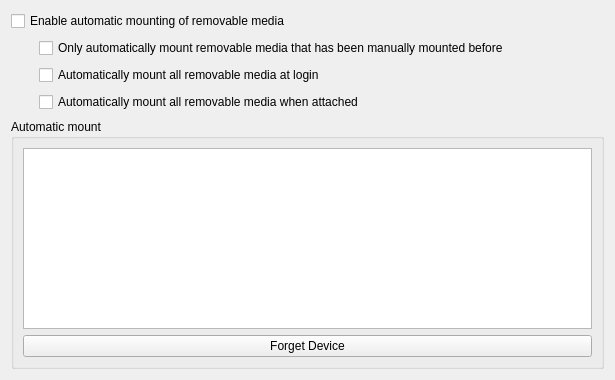
This is solid-device-automounter/kcm/DeviceAutomounterKCM.ui in Sonic-DE/sonic-desktop-interface as Qt 5 draws it before an edit. The edited form follows.
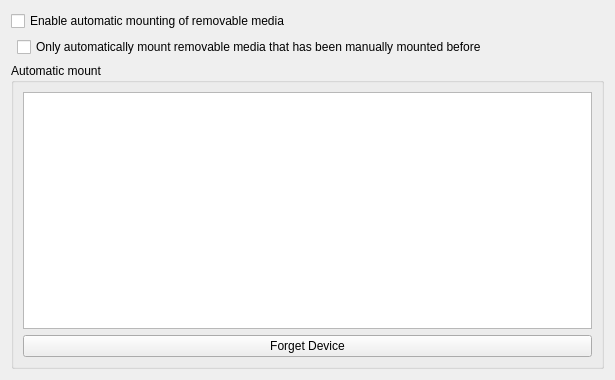
This is the edited form.

Commit message: [kcm/automount] Simplify options

```diff
--- a/solid-device-automounter/kcm/DeviceAutomounterKCM.ui
+++ b/solid-device-automounter/kcm/DeviceAutomounterKCM.ui
@@ -21,25 +21,7 @@
      </property>
     </widget>
    </item>
-   <item row="1" column="0">
-    <spacer name="horizontalSpacer">
-     <property name="orientation">
-      <enum>Qt::Horizontal</enum>
-     </property>
-     <property name="sizeType">
-      <enum>QSizePolicy::Fixed</enum>
-     </property>
-     <property name="sizeHint" stdset="0">
-      <size>
-       <width>22</width>
-       <height>76</height>
-      </size>
-     </property>
-    </spacer>
-   </item>
    <item row="1" column="1">
-    <layout class="QVBoxLayout" name="verticalLayout">
-     <item>
       <widget class="QCheckBox" name="kcfg_AutomountUnknownDevices">
        <property name="whatsThis">
         <string>When this is checked, only remembered devices will be automatically mounted. A device is 'remembered' if it has ever been mounted before. For instance, plugging in a USB media player to charge is not sufficient to 'remember' it - if the files are not accessed, it will not be automatically mounted the next time it is seen. Once they have been accessed, however, the device's contents will be automatically made available to the system.</string>
@@ -48,28 +30,6 @@
         <string>Only automatically mount removable media that has been manually mounted before</string>
        </property>
       </widget>
-     </item>
-     <item>
-      <widget class="QCheckBox" name="kcfg_AutomountOnLogin">
-       <property name="whatsThis">
-        <string>If any removable storage devices are connected to your system when you login to your desktop, their contents will automatically be made available to your system for other programs to read.</string>
-       </property>
-       <property name="text">
-        <string>Automatically mount all removable media at login</string>
-       </property>
-      </widget>
-     </item>
-     <item>
-      <widget class="QCheckBox" name="kcfg_AutomountOnPlugin">
-       <property name="whatsThis">
-        <string>When this is checked, the contents of any storage device will automatically be made available to the system when it is plugged in or attached.</string>
-       </property>
-       <property name="text">
-        <string>Automatically mount all removable media when attached</string>
-       </property>
-      </widget>
-     </item>
-    </layout>
    </item>
    <item row="1" column="2">
     <spacer name="horizontalSpacer_2">
```
Lines whose indentation alone changed are shown as unchanged. The commit also changes 3 other files.
